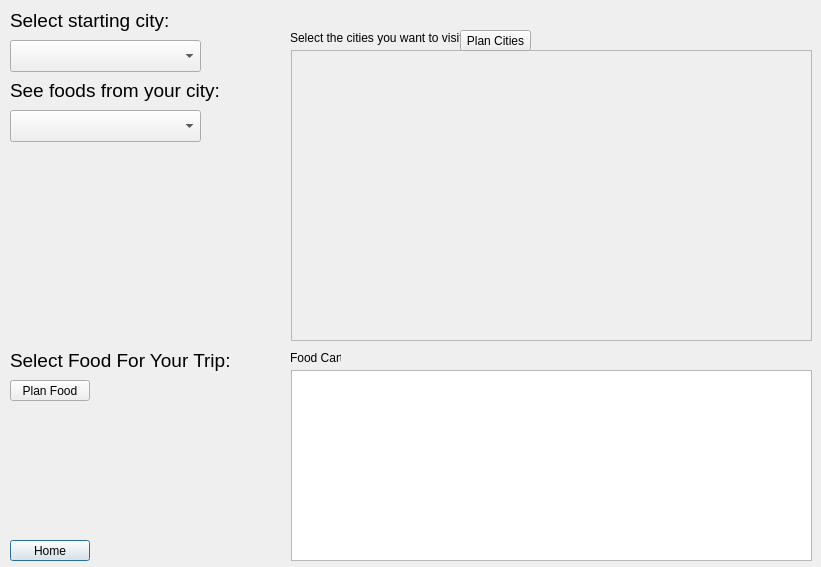
tsukidan/CS1D-Project-1, file customerpage.ui: the form before one commit.
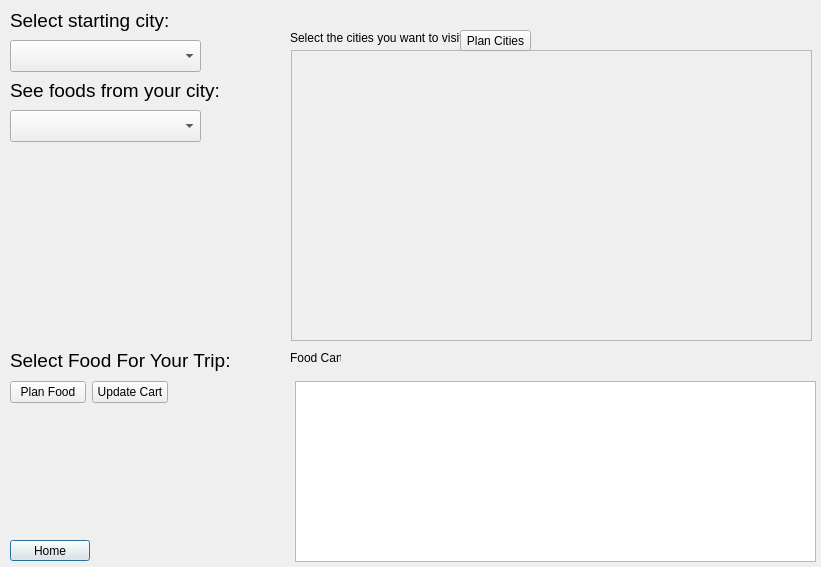
The form after the commit.

```diff
--- a/customerpage.ui
+++ b/customerpage.ui
@@ -125,16 +125,6 @@
     </rect>
    </property>
   </widget>
-  <widget class="QTableView" name="tableView">
-   <property name="geometry">
-    <rect>
-     <x>291</x>
-     <y>370</y>
-     <width>521</width>
-     <height>191</height>
-    </rect>
-   </property>
-  </widget>
   <widget class="QLabel" name="label_6">
    <property name="geometry">
     <rect>
@@ -148,19 +138,6 @@
     <string>Food Cart:</string>
    </property>
   </widget>
-  <widget class="QPushButton" name="pushButton_2">
-   <property name="geometry">
-    <rect>
-     <x>10</x>
-     <y>380</y>
-     <width>80</width>
-     <height>21</height>
-    </rect>
-   </property>
-   <property name="text">
-    <string>Plan Food</string>
-   </property>
-  </widget>
   <widget class="QLabel" name="label_7">
    <property name="geometry">
     <rect>
@@ -179,6 +156,42 @@
     <string>Select Food For Your Trip: </string>
    </property>
   </widget>
+  <widget class="QWidget" name="layoutWidget">
+   <property name="geometry">
+    <rect>
+     <x>10</x>
+     <y>380</y>
+     <width>158</width>
+     <height>25</height>
+    </rect>
+   </property>
+   <layout class="QHBoxLayout" name="horizontalLayout">
+    <item>
+     <widget class="QPushButton" name="pushButton_2">
+      <property name="text">
+       <string>Plan Food</string>
+      </property>
+     </widget>
+    </item>
+    <item>
+     <widget class="QPushButton" name="updateCartButton">
+      <property name="text">
+       <string>Update Cart</string>
+      </property>
+     </widget>
+    </item>
+   </layout>
+  </widget>
+  <widget class="QTableWidget" name="cartView">
+   <property name="geometry">
+    <rect>
+     <x>295</x>
+     <y>381</y>
+     <width>521</width>
+     <height>181</height>
+    </rect>
+   </property>
+  </widget>
  </widget>
  <resources/>
  <connections/>
```
